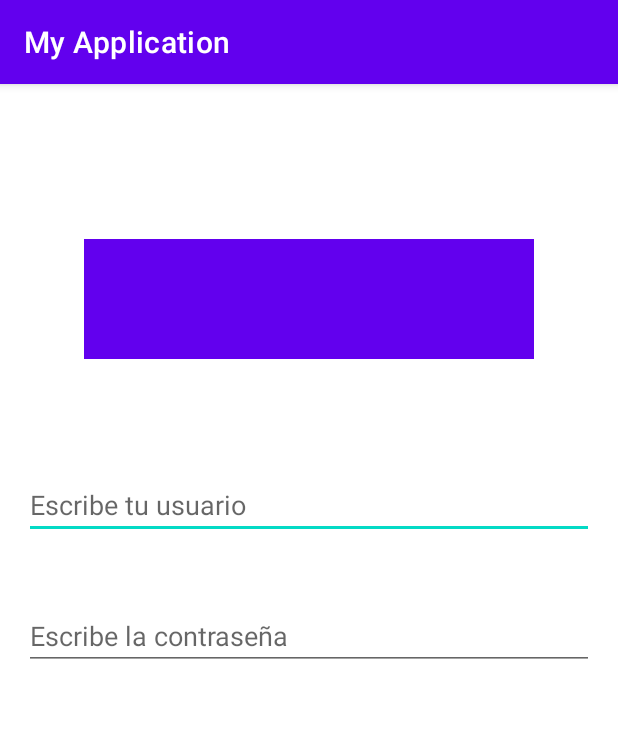
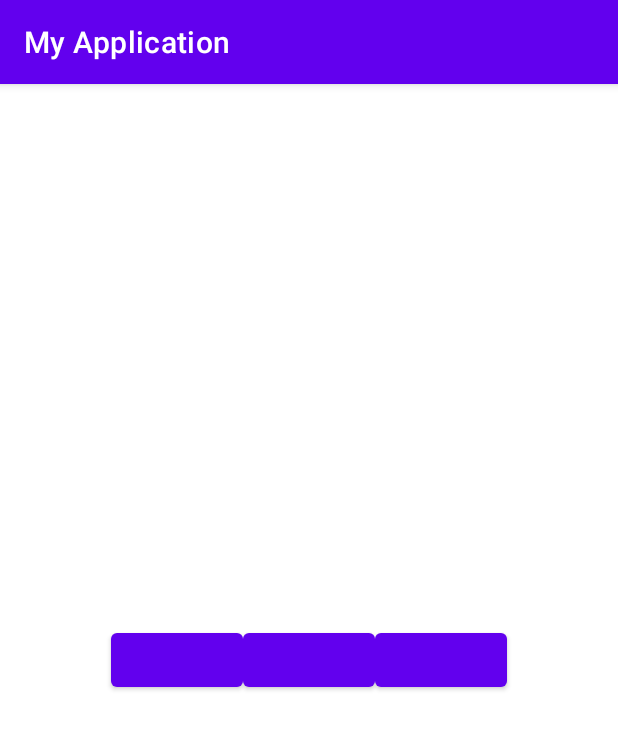
Before and after one commit to Bonifacio08/MyApplication, an Android app: the screen it shows after launch (MainActivity), on a phone screen of 412 x 824 dp. Shown: the top 729 px of the screen. Run offline under Robolectric (Android 15) with nearby library versions, the phone set to English and light mode, and no system bars.

Commit message:
chainStyle: Muy interesante

```diff
--- a/app/src/main/res/layout/activity_main.xml
+++ b/app/src/main/res/layout/activity_main.xml
@@ -6,42 +6,32 @@
     android:layout_height="match_parent"
     tools:context=".MainActivity">
 
-    <View
-        android:id="@+id/viewLogo"
-        android:layout_width="300dp"
-        android:layout_height="80dp"
-        android:background="@color/purple_500"
-        app:layout_constraintHorizontal_bias="0.5"
-        app:layout_constraintVertical_bias="0.15"
+    <Button
+        android:id="@+id/btn1"
+        android:layout_width="wrap_content"
+        android:layout_height="wrap_content"
+        app:layout_constraintHorizontal_chainStyle="packed"
         app:layout_constraintBottom_toBottomOf="parent"
-        app:layout_constraintEnd_toEndOf="parent"
+        app:layout_constraintEnd_toStartOf="@+id/btn2"
         app:layout_constraintStart_toStartOf="parent"
         app:layout_constraintTop_toTopOf="parent" />
 
-    <EditText
-        android:id="@+id/etUser"
-        android:layout_width="0dp"
-        android:layout_marginStart="16dp"
-        android:layout_marginEnd="16dp"
+    <Button
+        android:id="@+id/btn2"
+        android:layout_width="wrap_content"
         android:layout_height="wrap_content"
-        android:hint="Escribe tu usuario"
-        app:layout_constraintVertical_bias="0.25"
-        app:layout_constraintEnd_toEndOf="parent"
-        app:layout_constraintStart_toStartOf="parent"
-        app:layout_constraintTop_toTopOf="@id/viewLogo"
-        app:layout_constraintBottom_toBottomOf="parent"/>
+        app:layout_constraintBottom_toBottomOf="parent"
+        app:layout_constraintEnd_toStartOf="@+id/btn3"
+        app:layout_constraintStart_toEndOf="@+id/btn1"
+        app:layout_constraintTop_toTopOf="parent" />
 
-    <EditText
-        android:id="@+id/etPassword"
-        android:layout_width="0dp"
+    <Button
+        android:id="@+id/btn3"
+        android:layout_width="wrap_content"
         android:layout_height="wrap_content"
-        app:layout_constraintVertical_bias="0.1"
-        android:layout_marginStart="16dp"
-        android:layout_marginEnd="16dp"
-        android:hint="Escribe la contraseña"
         app:layout_constraintBottom_toBottomOf="parent"
         app:layout_constraintEnd_toEndOf="parent"
-        app:layout_constraintStart_toStartOf="parent"
-        app:layout_constraintTop_toBottomOf="@id/etUser"/>
+        app:layout_constraintStart_toEndOf="@+id/btn2"
+        app:layout_constraintTop_toTopOf="parent" />
 
 </androidx.constraintlayout.widget.ConstraintLayout>
```
